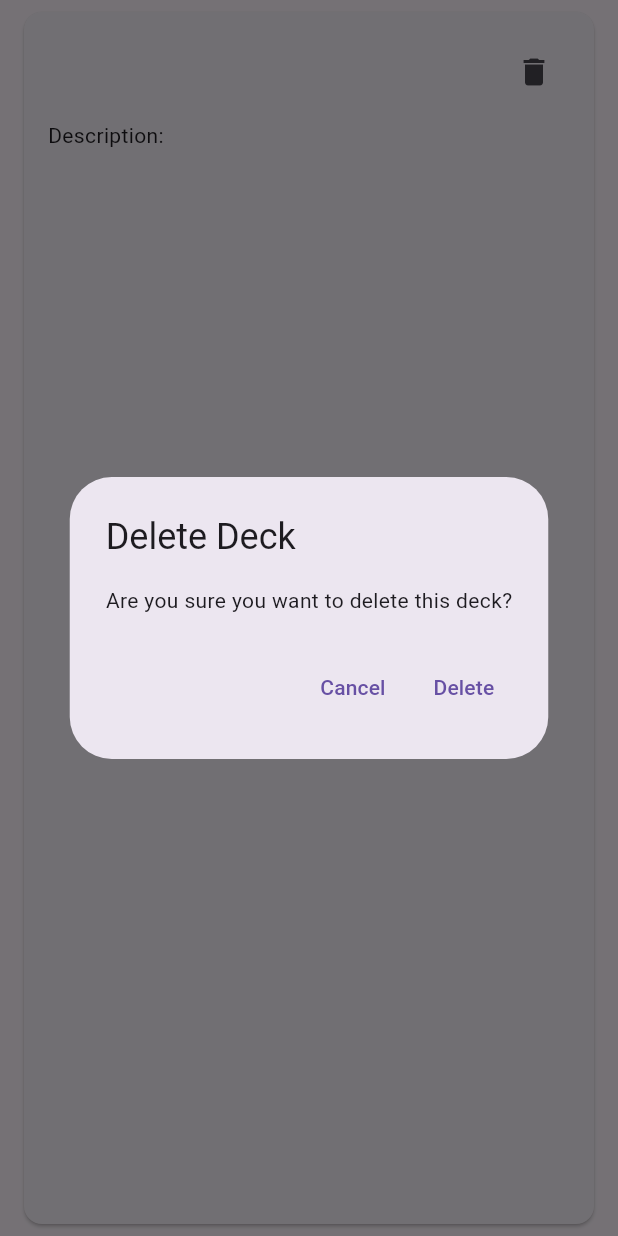
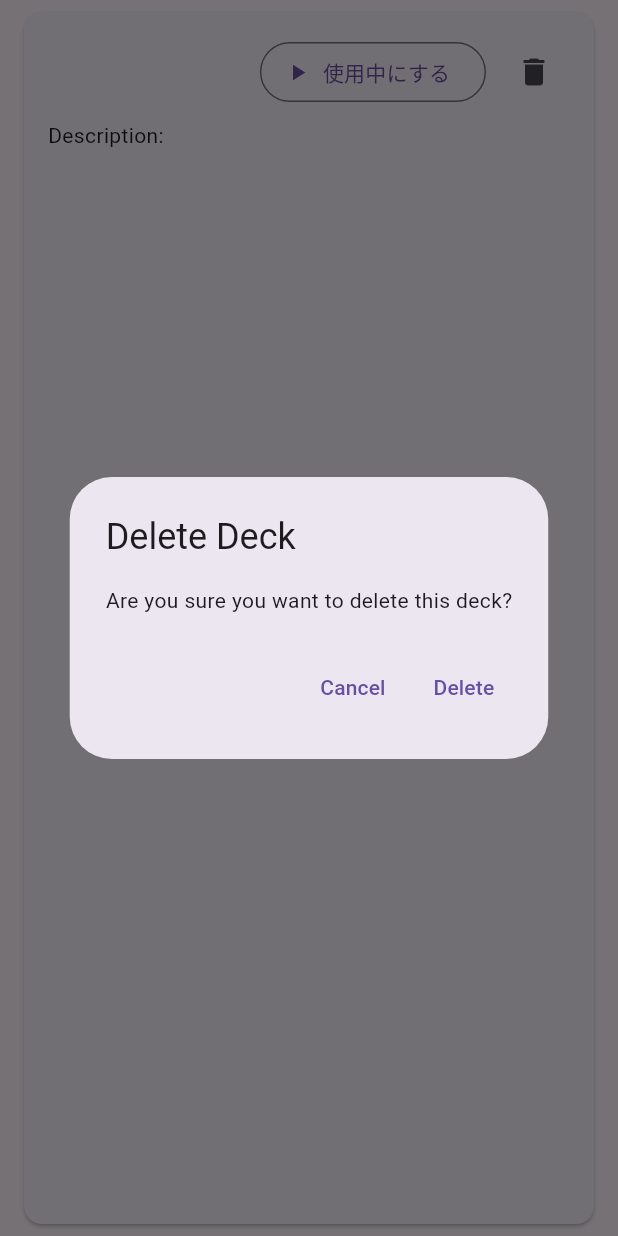
Before and after one commit to nilg5120/cardproFlutter, a Flutter app: the DeckListItem widget shown alone on an empty page, opened directly with empty values, after a tap on the "delete" icon, on a phone screen of 412 x 824 dp. Run offline on Flutter 3.47's test engine with Material 3 defaults, Android fonts, the phone set to English and light mode, and no system bars; our stand-ins replace dartz, drift, drift_sqflite, equatable, flutter_bloc, get_it and 1 more; accounts and stored records are empty; generated files the repository leaves out were written again; statements that could not run were skipped.

Commit message:
feat: デッキの使用中フラグ機能の追加
- ContainersテーブルにisActiveカラムを追加し、デッキの使用中状態を管理。
- デッキリポジトリにsetActiveDeckメソッドを実装し、デッキを使用中に設定する機能を追加。
- DeckBlocにsetActiveDeckイベントを追加し、デッキの状態を更新する処理を実装。
- DeckListItemウィジェットに使用中のデッキを表示するUIを追加。
- SetActiveDeckユースケースを新規作成し、リポジトリとの連携を実現。

```diff
--- a/lib/core/di/injection_container.dart
+++ b/lib/core/di/injection_container.dart
@@ -22,6 +22,7 @@ import 'package:cardpro/features/decks/domain/usecases/add_deck.dart';
 import 'package:cardpro/features/decks/domain/usecases/delete_deck.dart';
 import 'package:cardpro/features/decks/domain/usecases/edit_deck.dart';
 import 'package:cardpro/features/decks/domain/usecases/get_decks.dart';
+import 'package:cardpro/features/decks/domain/usecases/set_active_deck.dart';
 import 'package:cardpro/features/decks/presentation/bloc/deck_bloc.dart';
 
 final sl = GetIt.instance;
@@ -88,6 +89,7 @@ Future<void> init() async {
       addDeck: sl(),
       deleteDeck: sl(),
       editDeck: sl(),
+      setActiveDeck: sl(),
     ),
   );
 
@@ -96,6 +98,7 @@ Future<void> init() async {
   sl.registerLazySingleton(() => AddDeck(sl()));
   sl.registerLazySingleton(() => DeleteDeck(sl()));
   sl.registerLazySingleton(() => EditDeck(sl()));
+  sl.registerLazySingleton(() => SetActiveDeck(sl()));
 
   // リポジトリ
   sl.registerLazySingleton<DeckRepository>(
--- a/lib/db/containers.dart
+++ b/lib/db/containers.dart
@@ -6,6 +6,7 @@ class Containers extends Table {
   TextColumn get description => text().nullable()();  // 補足説明
   TextColumn get containerType => text()();           // 'deck', 'drawer', 'binder' など
 
+  BoolColumn get isActive => boolean().withDefault(const Constant(false))(); // 使用中フラグ
   @override
   Set<Column> get primaryKey => {id};
 }
--- a/lib/features/decks/data/models/container_model.dart
+++ b/lib/features/decks/data/models/container_model.dart
@@ -6,6 +6,7 @@ class ContainerModel extends Container {
     super.name,
     super.description,
     required super.containerType,
+    super.isActive = false,
   });
 
   factory ContainerModel.fromDrift(dynamic driftContainer) {
@@ -14,6 +15,7 @@ class ContainerModel extends Container {
       name: driftContainer.name,
       description: driftContainer.description,
       containerType: driftContainer.containerType,
+      isActive: driftContainer.isActive ?? false,
     );
   }
 
@@ -23,6 +25,7 @@ class ContainerModel extends Container {
       'name': name,
       'description': description,
       'containerType': containerType,
+      'isActive': isActive,
     };
   }
 
@@ -32,6 +35,7 @@ class ContainerModel extends Container {
       name: json['name'],
       description: json['description'],
       containerType: json['containerType'],
+      isActive: json['isActive'] ?? false,
     );
   }
 }
--- a/lib/features/decks/domain/entities/container.dart
+++ b/lib/features/decks/domain/entities/container.dart
@@ -5,14 +5,16 @@ class Container extends Equatable {
   final String? name;
   final String? description;
   final String containerType;
+  final bool isActive;
 
   const Container({
     required this.id,
     this.name,
     this.description,
     required this.containerType,
+    this.isActive = false,
   });
 
   @override
-  List<Object?> get props => [id, name, description, containerType];
+  List<Object?> get props => [id, name, description, containerType, isActive];
 }
--- a/lib/features/decks/domain/repositories/deck_repository.dart
+++ b/lib/features/decks/domain/repositories/deck_repository.dart
@@ -16,4 +16,7 @@ abstract class DeckRepository {
     required String name,
     required String? description,
   });
+  Future<Either<Failure, void>> setActiveDeck({
+    required int id,
+  });
 }
--- /dev/null
+++ b/lib/features/decks/domain/usecases/set_active_deck.dart
@@ -0,0 +1,23 @@
+import 'package:cardpro/core/error/failures.dart';
+import 'package:cardpro/features/decks/domain/repositories/deck_repository.dart';
+import 'package:dartz/dartz.dart';
+import 'package:equatable/equatable.dart';
+
+class SetActiveDeck {
+  final DeckRepository repository;
+
+  SetActiveDeck(this.repository);
+
+  Future<Either<Failure, void>> call(SetActiveDeckParams params) async {
+    return await repository.setActiveDeck(id: params.id);
+  }
+}
+
+class SetActiveDeckParams extends Equatable {
+  final int id;
+
+  const SetActiveDeckParams({required this.id});
+
+  @override
+  List<Object?> get props => [id];
+}
--- a/lib/features/decks/presentation/bloc/deck_bloc.dart
+++ b/lib/features/decks/presentation/bloc/deck_bloc.dart
@@ -5,6 +5,7 @@ import 'package:cardpro/features/decks/domain/usecases/get_decks.dart';
 import 'package:cardpro/features/decks/domain/usecases/add_deck.dart';
 import 'package:cardpro/features/decks/domain/usecases/delete_deck.dart';
 import 'package:cardpro/features/decks/domain/usecases/edit_deck.dart';
+import 'package:cardpro/features/decks/domain/usecases/set_active_deck.dart';
 import 'package:cardpro/features/decks/presentation/bloc/deck_event.dart';
 
 /// デッキ一覧管理に関する状態（State）のベースクラス
@@ -47,6 +48,7 @@ class DeckBloc extends Bloc<DeckEvent, DeckState> {
   final AddDeck addDeck;
   final DeleteDeck deleteDeck;
   final EditDeck editDeck;
+  final SetActiveDeck setActiveDeck;
 
   /// コンストラクタ：ユースケースを注入
   DeckBloc({
@@ -54,12 +56,14 @@ class DeckBloc extends Bloc<DeckEvent, DeckState> {
     required this.addDeck,
     required this.deleteDeck,
     required this.editDeck,
+    required this.setActiveDeck,
   }) : super(DeckInitial()) {
     // イベントごとの処理を登録
     on<GetDecksEvent>(_onGetDecks);
     on<AddDeckEvent>(_onAddDeck);
     on<DeleteDeckEvent>(_onDeleteDeck);
     on<EditDeckEvent>(_onEditDeck);
+    on<SetActiveDeckEvent>(_onSetActiveDeck);
   }
 
   /// デッキ一覧取得イベントの処理
@@ -111,4 +115,15 @@ class DeckBloc extends Bloc<DeckEvent, DeckState> {
       (_) => add(GetDecksEvent()), // 成功後、一覧再取得
     );
   }
+
+  /// デッキを使用中に設定
+  Future<void> _onSetActiveDeck(SetActiveDeckEvent event, Emitter<DeckState> emit) async {
+    emit(DeckLoading());
+    final params = SetActiveDeckParams(id: event.id);
+    final result = await setActiveDeck(params);
+    result.fold(
+      (failure) => emit(DeckError(failure.message)),
+      (_) => add(GetDecksEvent()),
+    );
+  }
 }
--- a/lib/features/decks/presentation/bloc/deck_event.dart
+++ b/lib/features/decks/presentation/bloc/deck_event.dart
@@ -50,3 +50,13 @@ class EditDeckEvent extends DeckEvent {
   @override
   List<Object?> get props => [id, name, description];
 }
+
+/// デッキを「使用中」に設定するイベント
+class SetActiveDeckEvent extends DeckEvent {
+  final int id; // 対象のデッキID
+
+  const SetActiveDeckEvent({required this.id});
+
+  @override
+  List<Object?> get props => [id];
+}
--- a/lib/features/decks/presentation/widgets/deck_list_item.dart
+++ b/lib/features/decks/presentation/widgets/deck_list_item.dart
@@ -1,6 +1,9 @@
 import 'package:cardpro/features/decks/domain/entities/container.dart' as deck_entity;
 import 'package:cardpro/features/decks/presentation/pages/deck_detail_page.dart';
 import 'package:flutter/material.dart';
+import 'package:flutter_bloc/flutter_bloc.dart';
+import 'package:cardpro/features/decks/presentation/bloc/deck_bloc.dart';
+import 'package:cardpro/features/decks/presentation/bloc/deck_event.dart';
 
 class DeckListItem extends StatelessWidget {
   final deck_entity.Container deck;
@@ -43,6 +46,26 @@ class DeckListItem extends StatelessWidget {
                   ),
               Row(
                 children: [
+                  if (deck.isActive)
+                    Padding(
+                      padding: const EdgeInsets.only(right: 8.0),
+                      child: Chip(
+                        avatar: const Icon(Icons.check, size: 16),
+                        label: const Text('使用中'),
+                        visualDensity: VisualDensity.compact,
+                      ),
+                    )
+                  else
+                    Padding(
+                      padding: const EdgeInsets.only(right: 8.0),
+                      child: OutlinedButton.icon(
+                        icon: const Icon(Icons.play_arrow),
+                        label: const Text('使用中にする'),
+                        onPressed: () {
+                          context.read<DeckBloc>().add(SetActiveDeckEvent(id: deck.id));
+                        },
+                      ),
+                    ),
                   IconButton(
                     icon: const Icon(Icons.delete),
                     onPressed: () => _showDeleteDialog(context),
```
Also changed, not shown: lib/db/database.dart (+29 -1 lines), lib/features/decks/data/datasources/deck_local_data_source.dart (+8 -0 lines), lib/features/decks/data/repositories/deck_repository_impl.dart (+10 -0 lines), lib/db/database.g.dart. Lines whose indentation alone changed are shown as unchanged.
